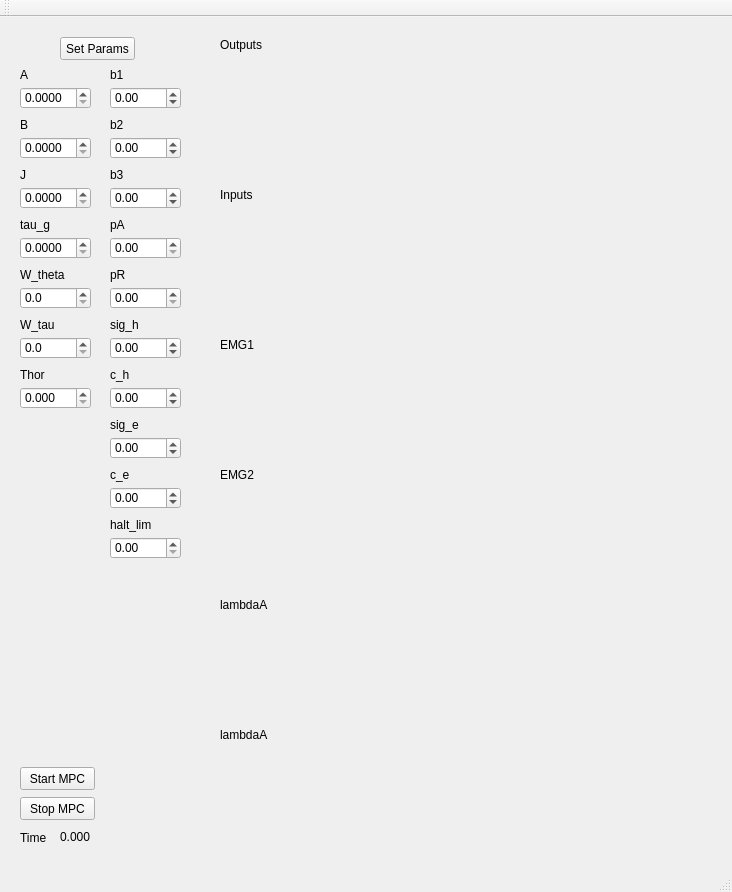
Old version of the form GUI/GUI.ui in the repository cic12/exo_control.
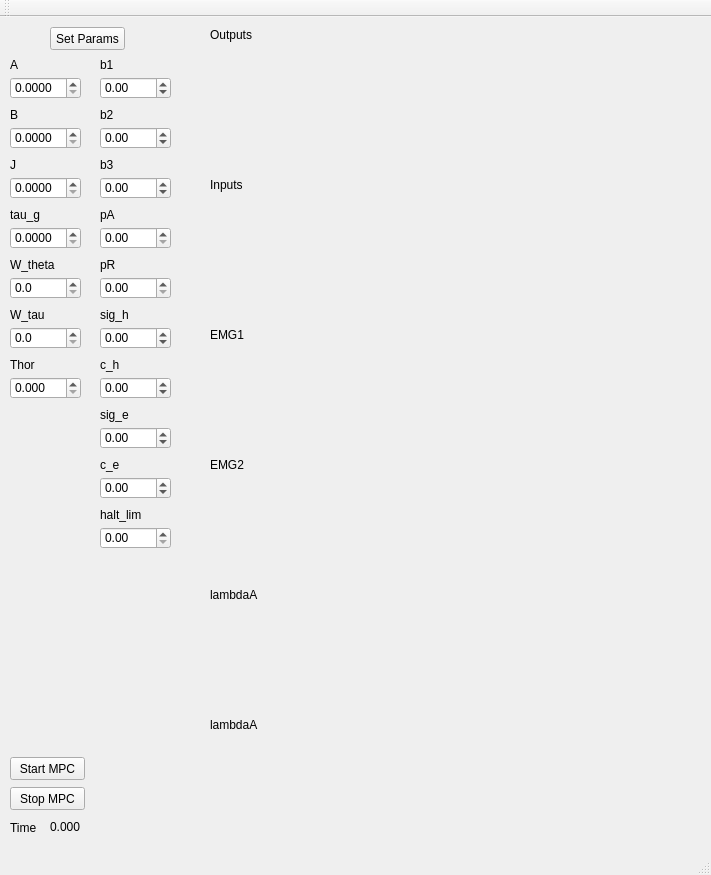
New version of the form. Custom widgets are drawn as their Qt base class.

What changed in the file:
```diff
--- a/GUI/GUI.ui
+++ b/GUI/GUI.ui
@@ -6,8 +6,8 @@
    <rect>
     <x>0</x>
     <y>0</y>
-    <width>732</width>
-    <height>892</height>
+    <width>711</width>
+    <height>875</height>
    </rect>
   </property>
   <property name="focusPolicy">
@@ -20,8 +20,8 @@
    <widget class="QCustomPlot" name="plot" native="true">
     <property name="geometry">
      <rect>
-      <x>210</x>
-      <y>40</y>
+      <x>200</x>
+      <y>30</y>
       <width>501</width>
       <height>121</height>
      </rect>
@@ -30,8 +30,8 @@
    <widget class="QPushButton" name="btn_start">
     <property name="geometry">
      <rect>
-      <x>20</x>
-      <y>750</y>
+      <x>10</x>
+      <y>740</y>
       <width>75</width>
       <height>23</height>
      </rect>
@@ -43,8 +43,8 @@
    <widget class="QPushButton" name="btn_stop">
     <property name="geometry">
      <rect>
-      <x>20</x>
-      <y>780</y>
+      <x>10</x>
+      <y>770</y>
       <width>75</width>
       <height>23</height>
      </rect>
@@ -56,8 +56,8 @@
    <widget class="QLabel" name="label_3">
     <property name="geometry">
      <rect>
-      <x>60</x>
-      <y>810</y>
+      <x>50</x>
+      <y>800</y>
       <width>41</width>
       <height>20</height>
      </rect>
@@ -69,8 +69,8 @@
    <widget class="QLabel" name="label_4">
     <property name="geometry">
      <rect>
-      <x>20</x>
-      <y>810</y>
+      <x>10</x>
+      <y>800</y>
       <width>41</width>
       <height>21</height>
      </rect>
@@ -82,8 +82,8 @@
    <widget class="QLabel" name="label_2">
     <property name="geometry">
      <rect>
-      <x>20</x>
-      <y>50</y>
+      <x>10</x>
+      <y>40</y>
       <width>61</width>
       <height>16</height>
      </rect>
@@ -95,8 +95,8 @@
    <widget class="QDoubleSpinBox" name="A_box">
     <property name="geometry">
      <rect>
-      <x>20</x>
-      <y>70</y>
+      <x>10</x>
+      <y>60</y>
       <width>71</width>
       <height>22</height>
      </rect>
@@ -114,8 +114,8 @@
    <widget class="QLabel" name="label_5">
     <property name="geometry">
      <rect>
-      <x>20</x>
-      <y>100</y>
+      <x>10</x>
+      <y>90</y>
       <width>61</width>
       <height>16</height>
      </rect>
@@ -127,8 +127,8 @@
    <widget class="QDoubleSpinBox" name="B_box">
     <property name="geometry">
      <rect>
-      <x>20</x>
-      <y>120</y>
+      <x>10</x>
+      <y>110</y>
       <width>71</width>
       <height>22</height>
      </rect>
@@ -146,8 +146,8 @@
    <widget class="QLabel" name="label_6">
     <property name="geometry">
      <rect>
-      <x>20</x>
-      <y>150</y>
+      <x>10</x>
+      <y>140</y>
       <width>61</width>
       <height>16</height>
      </rect>
@@ -159,8 +159,8 @@
    <widget class="QDoubleSpinBox" name="J_box">
     <property name="geometry">
      <rect>
-      <x>20</x>
-      <y>170</y>
+      <x>10</x>
+      <y>160</y>
       <width>71</width>
       <height>22</height>
      </rect>
@@ -178,8 +178,8 @@
    <widget class="QLabel" name="label_7">
     <property name="geometry">
      <rect>
-      <x>20</x>
-      <y>200</y>
+      <x>10</x>
+      <y>190</y>
       <width>61</width>
       <height>16</height>
      </rect>
@@ -191,8 +191,8 @@
    <widget class="QDoubleSpinBox" name="tau_g_box">
     <property name="geometry">
      <rect>
-      <x>20</x>
-      <y>220</y>
+      <x>10</x>
+      <y>210</y>
       <width>71</width>
       <height>22</height>
      </rect>
@@ -207,8 +207,8 @@
    <widget class="QLabel" name="label_9">
     <property name="geometry">
      <rect>
-      <x>20</x>
-      <y>250</y>
+      <x>10</x>
+      <y>240</y>
       <width>61</width>
       <height>16</height>
      </rect>
@@ -220,8 +220,8 @@
    <widget class="QDoubleSpinBox" name="W_tau_box">
     <property name="geometry">
      <rect>
-      <x>20</x>
-      <y>320</y>
+      <x>10</x>
+      <y>310</y>
       <width>71</width>
       <height>22</height>
      </rect>
@@ -236,8 +236,8 @@
    <widget class="QDoubleSpinBox" name="W_theta_box">
     <property name="geometry">
      <rect>
-      <x>20</x>
-      <y>270</y>
+      <x>10</x>
+      <y>260</y>
       <width>71</width>
       <height>22</height>
      </rect>
@@ -258,8 +258,8 @@
    <widget class="QLabel" name="label_10">
     <property name="geometry">
      <rect>
-      <x>20</x>
-      <y>300</y>
+      <x>10</x>
+      <y>290</y>
       <width>61</width>
       <height>16</height>
      </rect>
@@ -271,8 +271,8 @@
    <widget class="QDoubleSpinBox" name="Thor_box">
     <property name="geometry">
      <rect>
-      <x>20</x>
-      <y>370</y>
+      <x>10</x>
+      <y>360</y>
       <width>71</width>
       <height>22</height>
      </rect>
@@ -290,8 +290,8 @@
    <widget class="QLabel" name="label_11">
     <property name="geometry">
      <rect>
-      <x>20</x>
-      <y>350</y>
+      <x>10</x>
+      <y>340</y>
       <width>61</width>
       <height>16</height>
      </rect>
@@ -303,8 +303,8 @@
    <widget class="QPushButton" name="btn_set_params">
     <property name="geometry">
      <rect>
-      <x>60</x>
-      <y>20</y>
+      <x>50</x>
+      <y>10</y>
       <width>75</width>
       <height>23</height>
      </rect>
@@ -319,8 +319,8 @@
     </property>
     <property name="geometry">
      <rect>
-      <x>210</x>
-      <y>340</y>
+      <x>200</x>
+      <y>330</y>
       <width>501</width>
       <height>101</height>
      </rect>
@@ -332,8 +332,8 @@
     </property>
     <property name="geometry">
      <rect>
-      <x>210</x>
-      <y>470</y>
+      <x>200</x>
+      <y>460</y>
       <width>501</width>
       <height>101</height>
      </rect>
@@ -345,8 +345,8 @@
     </property>
     <property name="geometry">
      <rect>
-      <x>210</x>
-      <y>190</y>
+      <x>200</x>
+      <y>180</y>
       <width>501</width>
       <height>121</height>
      </rect>
@@ -358,8 +358,8 @@
     </property>
     <property name="geometry">
      <rect>
-      <x>210</x>
-      <y>600</y>
+      <x>200</x>
+      <y>590</y>
       <width>501</width>
       <height>101</height>
      </rect>
@@ -371,8 +371,8 @@
     </property>
     <property name="geometry">
      <rect>
-      <x>210</x>
-      <y>730</y>
+      <x>200</x>
+      <y>720</y>
       <width>501</width>
       <height>101</height>
      </rect>
@@ -381,8 +381,8 @@
    <widget class="QLabel" name="label_12">
     <property name="geometry">
      <rect>
-      <x>110</x>
-      <y>300</y>
+      <x>100</x>
+      <y>290</y>
       <width>61</width>
       <height>16</height>
      </rect>
@@ -394,8 +394,8 @@
    <widget class="QDoubleSpinBox" name="sig_h_box">
     <property name="geometry">
      <rect>
-      <x>110</x>
-      <y>320</y>
+      <x>100</x>
+      <y>310</y>
       <width>71</width>
       <height>22</height>
      </rect>
@@ -419,8 +419,8 @@
    <widget class="QLabel" name="label_8">
     <property name="geometry">
      <rect>
-      <x>110</x>
-      <y>50</y>
+      <x>100</x>
+      <y>40</y>
       <width>61</width>
       <height>16</height>
      </rect>
@@ -432,8 +432,8 @@
    <widget class="QLabel" name="label_13">
     <property name="geometry">
      <rect>
-      <x>110</x>
-      <y>250</y>
+      <x>100</x>
+      <y>240</y>
       <width>61</width>
       <height>16</height>
      </rect>
@@ -445,8 +445,8 @@
    <widget class="QLabel" name="label_14">
     <property name="geometry">
      <rect>
-      <x>110</x>
-      <y>350</y>
+      <x>100</x>
+      <y>340</y>
       <width>61</width>
       <height>16</height>
      </rect>
@@ -458,8 +458,8 @@
    <widget class="QDoubleSpinBox" name="pR_box">
     <property name="geometry">
      <rect>
-      <x>110</x>
-      <y>270</y>
+      <x>100</x>
+      <y>260</y>
       <width>71</width>
       <height>22</height>
      </rect>
@@ -480,8 +480,8 @@
    <widget class="QLabel" name="label_15">
     <property name="geometry">
      <rect>
-      <x>110</x>
-      <y>100</y>
+      <x>100</x>
+      <y>90</y>
       <width>61</width>
       <height>16</height>
      </rect>
@@ -493,8 +493,8 @@
    <widget class="QDoubleSpinBox" name="b1_box">
     <property name="geometry">
      <rect>
-      <x>110</x>
-      <y>70</y>
+      <x>100</x>
+      <y>60</y>
       <width>71</width>
       <height>22</height>
      </rect>
@@ -518,8 +518,8 @@
    <widget class="QDoubleSpinBox" name="pA_box">
     <property name="geometry">
      <rect>
-      <x>110</x>
-      <y>220</y>
+      <x>100</x>
+      <y>210</y>
       <width>71</width>
       <height>22</height>
      </rect>
@@ -540,8 +540,8 @@
    <widget class="QDoubleSpinBox" name="b2_box">
     <property name="geometry">
      <rect>
-      <x>110</x>
-      <y>120</y>
+      <x>100</x>
+      <y>110</y>
       <width>71</width>
       <height>22</height>
      </rect>
@@ -565,8 +565,8 @@
    <widget class="QLabel" name="label_16">
     <property name="geometry">
      <rect>
-      <x>110</x>
-      <y>200</y>
+      <x>100</x>
+      <y>190</y>
       <width>61</width>
       <height>16</height>
      </rect>
@@ -578,8 +578,8 @@
    <widget class="QDoubleSpinBox" name="c_h_box">
     <property name="geometry">
      <rect>
-      <x>110</x>
-      <y>370</y>
+      <x>100</x>
+      <y>360</y>
       <width>71</width>
       <height>22</height>
      </rect>
@@ -603,8 +603,8 @@
    <widget class="QLabel" name="label_17">
     <property name="geometry">
      <rect>
-      <x>110</x>
-      <y>150</y>
+      <x>100</x>
+      <y>140</y>
       <width>61</width>
       <height>16</height>
      </rect>
@@ -616,8 +616,8 @@
    <widget class="QLabel" name="label_18">
     <property name="geometry">
      <rect>
-      <x>110</x>
-      <y>400</y>
+      <x>100</x>
+      <y>390</y>
       <width>61</width>
       <height>16</height>
      </rect>
@@ -629,8 +629,8 @@
    <widget class="QDoubleSpinBox" name="sig_e_box">
     <property name="geometry">
      <rect>
-      <x>110</x>
-      <y>420</y>
+      <x>100</x>
+      <y>410</y>
       <width>71</width>
       <height>22</height>
      </rect>
@@ -654,8 +654,8 @@
    <widget class="QLabel" name="label_19">
     <property name="geometry">
      <rect>
-      <x>110</x>
-      <y>450</y>
+      <x>100</x>
+      <y>440</y>
       <width>61</width>
       <height>16</height>
      </rect>
@@ -667,8 +667,8 @@
    <widget class="QDoubleSpinBox" name="c_e_box">
     <property name="geometry">
      <rect>
-      <x>110</x>
-      <y>470</y>
+      <x>100</x>
+      <y>460</y>
       <width>71</width>
       <height>22</height>
      </rect>
@@ -692,8 +692,8 @@
    <widget class="QLabel" name="label_20">
     <property name="geometry">
      <rect>
-      <x>110</x>
-      <y>500</y>
+      <x>100</x>
+      <y>490</y>
       <width>61</width>
       <height>16</height>
      </rect>
@@ -705,8 +705,8 @@
    <widget class="QDoubleSpinBox" name="halt_lim_box">
     <property name="geometry">
      <rect>
-      <x>110</x>
-      <y>520</y>
+      <x>100</x>
+      <y>510</y>
       <width>71</width>
       <height>22</height>
      </rect>
@@ -730,8 +730,8 @@
    <widget class="QDoubleSpinBox" name="b3_box">
     <property name="geometry">
      <rect>
-      <x>110</x>
-      <y>170</y>
+      <x>100</x>
+      <y>160</y>
       <width>71</width>
       <height>22</height>
      </rect>
@@ -755,8 +755,8 @@
    <widget class="QLabel" name="label_21">
     <property name="geometry">
      <rect>
-      <x>220</x>
-      <y>20</y>
+      <x>210</x>
+      <y>10</y>
       <width>61</width>
       <height>16</height>
      </rect>
@@ -768,8 +768,8 @@
    <widget class="QLabel" name="label_22">
     <property name="geometry">
      <rect>
-      <x>220</x>
-      <y>170</y>
+      <x>210</x>
+      <y>160</y>
       <width>61</width>
       <height>16</height>
      </rect>
@@ -781,8 +781,8 @@
    <widget class="QLabel" name="label_23">
     <property name="geometry">
      <rect>
-      <x>220</x>
-      <y>320</y>
+      <x>210</x>
+      <y>310</y>
       <width>61</width>
       <height>16</height>
      </rect>
@@ -794,8 +794,8 @@
    <widget class="QLabel" name="label_24">
     <property name="geometry">
      <rect>
-      <x>220</x>
-      <y>450</y>
+      <x>210</x>
+      <y>440</y>
       <width>61</width>
       <height>16</height>
      </rect>
@@ -807,8 +807,8 @@
    <widget class="QLabel" name="label_25">
     <property name="geometry">
      <rect>
-      <x>220</x>
-      <y>580</y>
+      <x>210</x>
+      <y>570</y>
       <width>61</width>
       <height>16</height>
      </rect>
@@ -820,8 +820,8 @@
    <widget class="QLabel" name="label_26">
     <property name="geometry">
      <rect>
-      <x>220</x>
-      <y>710</y>
+      <x>210</x>
+      <y>700</y>
       <width>61</width>
       <height>16</height>
      </rect>
```
Left out of the diff: 2 changed lines with no effect on the pictures.
